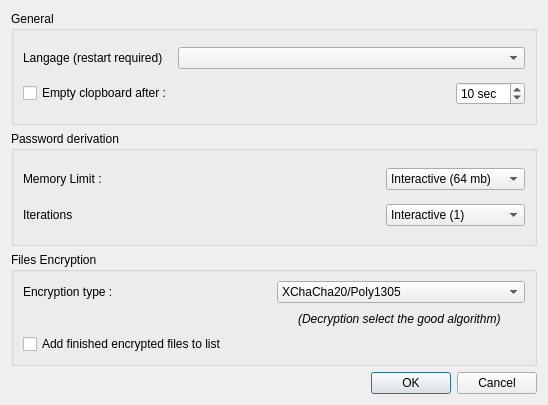
Old version of the form arsenic_gui/configDialog.ui in the repository Antidote1911/arsenic.
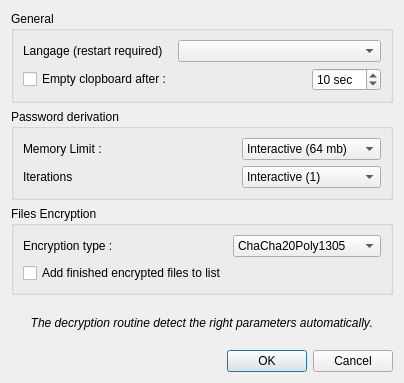
New version of the form.

What changed in the file:
```diff
--- a/arsenic_gui/configDialog.ui
+++ b/arsenic_gui/configDialog.ui
@@ -6,8 +6,8 @@
    <rect>
     <x>0</x>
     <y>0</y>
-    <width>548</width>
-    <height>405</height>
+    <width>404</width>
+    <height>383</height>
    </rect>
   </property>
   <property name="windowTitle">
@@ -173,7 +173,7 @@
        <widget class="QComboBox" name="comboAlgo">
         <item>
          <property name="text">
-          <string>XChaCha20/Poly1305</string>
+          <string>ChaCha20Poly1305</string>
          </property>
         </item>
         <item>
@@ -213,7 +213,10 @@
         </item>
        </widget>
       </item>
-      <item row="1" column="1">
+     </layout>
+    </widget>
+   </item>
+   <item>
        <widget class="QLabel" name="label_5">
         <property name="font">
          <font>
@@ -224,14 +227,14 @@
          </font>
         </property>
         <property name="text">
-         <string>(Decryption select the good algorithm) </string>
+      <string>The decryption routine detect the right parameters automatically.</string>
+     </property>
+     <property name="textFormat">
+      <enum>Qt::PlainText</enum>
         </property>
         <property name="alignment">
          <set>Qt::AlignCenter</set>
         </property>
-       </widget>
-      </item>
-     </layout>
     </widget>
    </item>
    <item>
```
Lines whose indentation alone changed are shown as unchanged.
